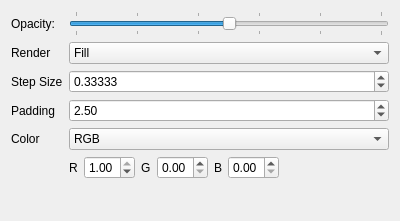
First picture: the form in libavogadro/src/engines/surfacesettingswidget.ui, repository cryos/avogadro, before the edit.
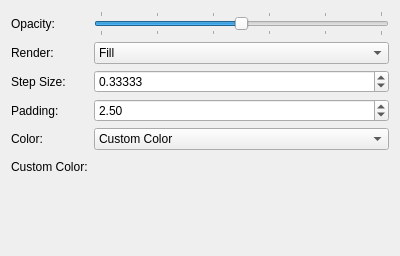
Second picture: the form after the edit. Custom widgets are drawn as their Qt base class.

Commit message:
* libavogadro/src/colorbutton.*: New widget to show the current         color and bring up a color picker when clicked.
        * libavogadro/src/engines/surfacesettingswidget.ui: Use it.

        * libavogadro/src/engines/surfaceengine.*: Ditto.

```diff
--- a/libavogadro/src/engines/surfacesettingswidget.ui
+++ b/libavogadro/src/engines/surfacesettingswidget.ui
@@ -6,7 +6,7 @@
     <x>0</x>
     <y>0</y>
     <width>400</width>
-    <height>221</height>
+    <height>256</height>
    </rect>
   </property>
   <layout class="QGridLayout" >
@@ -54,7 +54,7 @@
    <item row="1" column="0" >
     <widget class="QLabel" name="renderLabel" >
      <property name="text" >
-      <string>Render</string>
+      <string>Render:</string>
      </property>
     </widget>
    </item>
@@ -80,7 +80,7 @@
    <item row="2" column="0" >
     <widget class="QLabel" name="stepSizeLabel" >
      <property name="text" >
-      <string>Step Size</string>
+      <string>Step Size:</string>
      </property>
     </widget>
    </item>
@@ -106,7 +106,7 @@
    <item row="3" column="0" >
     <widget class="QLabel" name="paddingLabel" >
      <property name="text" >
-      <string>Padding</string>
+      <string>Padding:</string>
      </property>
     </widget>
    </item>
@@ -126,7 +126,7 @@
    <item row="4" column="0" >
     <widget class="QLabel" name="colorLabel" >
      <property name="text" >
-      <string>Color</string>
+      <string>Color:</string>
      </property>
     </widget>
    </item>
@@ -134,7 +134,7 @@
     <widget class="QComboBox" name="colorCombo" >
      <item>
       <property name="text" >
-       <string>RGB</string>
+       <string>Custom Color</string>
       </property>
      </item>
      <item>
@@ -144,59 +144,35 @@
      </item>
     </widget>
    </item>
+   <item row="6" column="1" >
+    <spacer>
+     <property name="orientation" >
+      <enum>Qt::Vertical</enum>
+     </property>
+     <property name="sizeHint" >
+      <size>
+       <width>20</width>
+       <height>40</height>
+      </size>
+     </property>
+    </spacer>
+   </item>
+   <item row="5" column="0" >
+    <widget class="QLabel" name="label" >
+     <property name="text" >
+      <string>Custom Color:</string>
+     </property>
+    </widget>
+   </item>
    <item row="5" column="1" >
     <layout class="QHBoxLayout" >
      <item>
-      <widget class="QLabel" name="RLabel" >
-       <property name="text" >
-        <string>R</string>
-       </property>
-      </widget>
-     </item>
-     <item>
-      <widget class="QDoubleSpinBox" name="RSpin" >
-       <property name="maximum" >
-        <double>1.000000000000000</double>
-       </property>
-       <property name="singleStep" >
-        <double>0.100000000000000</double>
-       </property>
-       <property name="value" >
-        <double>1.000000000000000</double>
-       </property>
-      </widget>
-     </item>
-     <item>
-      <widget class="QLabel" name="GLabel" >
-       <property name="text" >
-        <string>G</string>
-       </property>
-      </widget>
-     </item>
-     <item>
-      <widget class="QDoubleSpinBox" name="GSpin" >
-       <property name="maximum" >
-        <double>1.000000000000000</double>
-       </property>
-       <property name="singleStep" >
-        <double>0.100000000000000</double>
-       </property>
-      </widget>
-     </item>
-     <item>
-      <widget class="QLabel" name="BLabel" >
-       <property name="text" >
-        <string>B</string>
-       </property>
-      </widget>
-     </item>
-     <item>
-      <widget class="QDoubleSpinBox" name="BSpin" >
-       <property name="maximum" >
-        <double>1.000000000000000</double>
-       </property>
-       <property name="singleStep" >
-        <double>0.100000000000000</double>
+      <widget class="ColorButton" native="1" name="customColorButton" >
+       <property name="minimumSize" >
+        <size>
+         <width>36</width>
+         <height>21</height>
+        </size>
        </property>
       </widget>
      </item>
@@ -215,21 +191,16 @@
      </item>
     </layout>
    </item>
-   <item row="6" column="1" >
-    <spacer>
-     <property name="orientation" >
-      <enum>Qt::Vertical</enum>
-     </property>
-     <property name="sizeHint" >
-      <size>
-       <width>20</width>
-       <height>40</height>
-      </size>
-     </property>
-    </spacer>
-   </item>
   </layout>
  </widget>
+ <customwidgets>
+  <customwidget>
+   <class>ColorButton</class>
+   <extends>QWidget</extends>
+   <header location="global" >avogadro/colorbutton.h</header>
+   <container>1</container>
+  </customwidget>
+ </customwidgets>
  <resources/>
  <connections/>
 </ui>
```
The commit also changes 7 other files.
